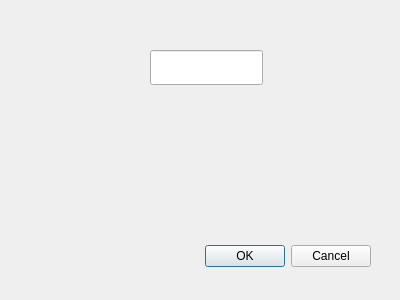
Above: pyside/pos/login.ui from mestizosdev/pos_xml_rpc before the change. Below: the same form after it.
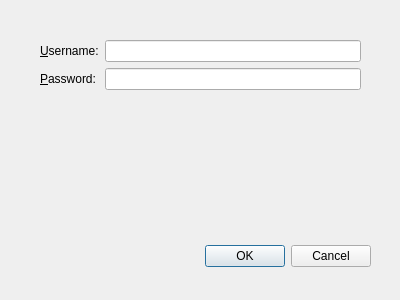
That is the form after the change.

Commit message: [IMP] Login loop

The edit to the form file:
```diff
--- a/pyside/pos/login.ui
+++ b/pyside/pos/login.ui
@@ -29,15 +29,43 @@
     <set>QDialogButtonBox::Cancel|QDialogButtonBox::Ok</set>
    </property>
   </widget>
-  <widget class="QLineEdit" name="editUser">
+  <widget class="QWidget" name="formLayoutWidget">
    <property name="geometry">
     <rect>
-     <x>150</x>
-     <y>50</y>
-     <width>113</width>
-     <height>35</height>
+     <x>40</x>
+     <y>40</y>
+     <width>321</width>
+     <height>101</height>
     </rect>
    </property>
+   <layout class="QFormLayout" name="formLayout">
+    <item row="0" column="1">
+     <widget class="QLineEdit" name="txtUsername"/>
+    </item>
+    <item row="0" column="0">
+     <widget class="QLabel" name="lblUsername">
+      <property name="text">
+       <string>&amp;Username:</string>
+      </property>
+      <property name="buddy">
+       <cstring>txtUsername</cstring>
+      </property>
+     </widget>
+    </item>
+    <item row="1" column="0">
+     <widget class="QLabel" name="lblPassword">
+      <property name="text">
+       <string>&amp;Password:</string>
+      </property>
+      <property name="buddy">
+       <cstring>txtPassword</cstring>
+      </property>
+     </widget>
+    </item>
+    <item row="1" column="1">
+     <widget class="QLineEdit" name="txtPassword"/>
+    </item>
+   </layout>
   </widget>
  </widget>
  <resources/>
```
Left out of the diff: 2 changed lines with no effect on the pictures. The commit also changes 7 other files.
